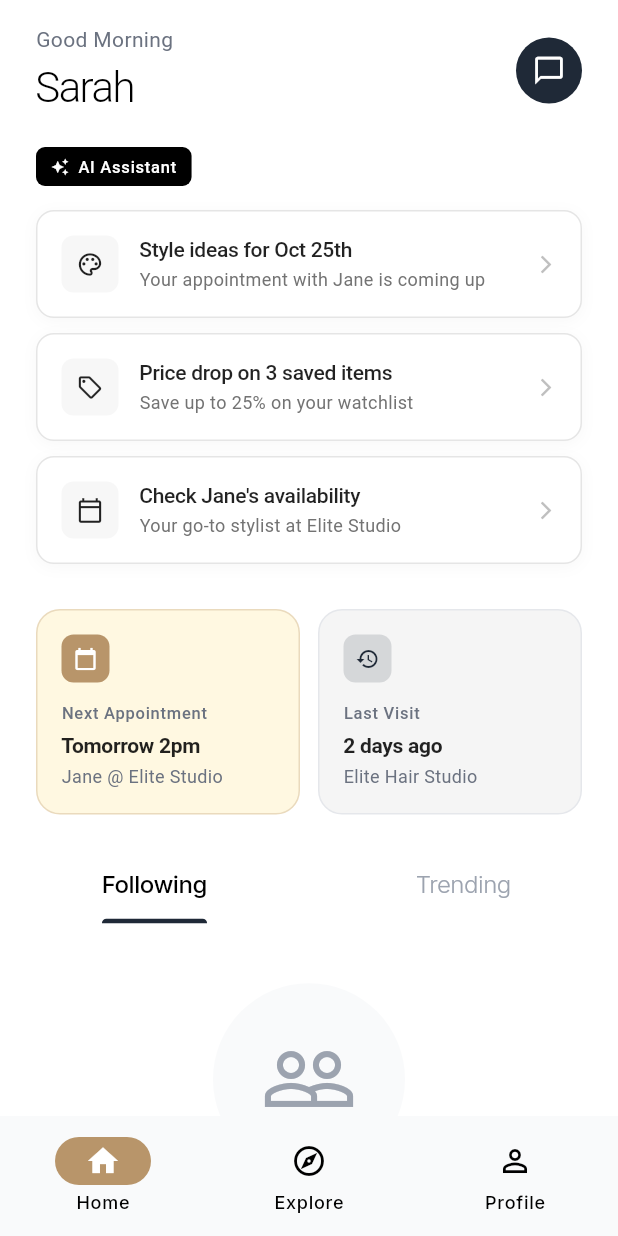
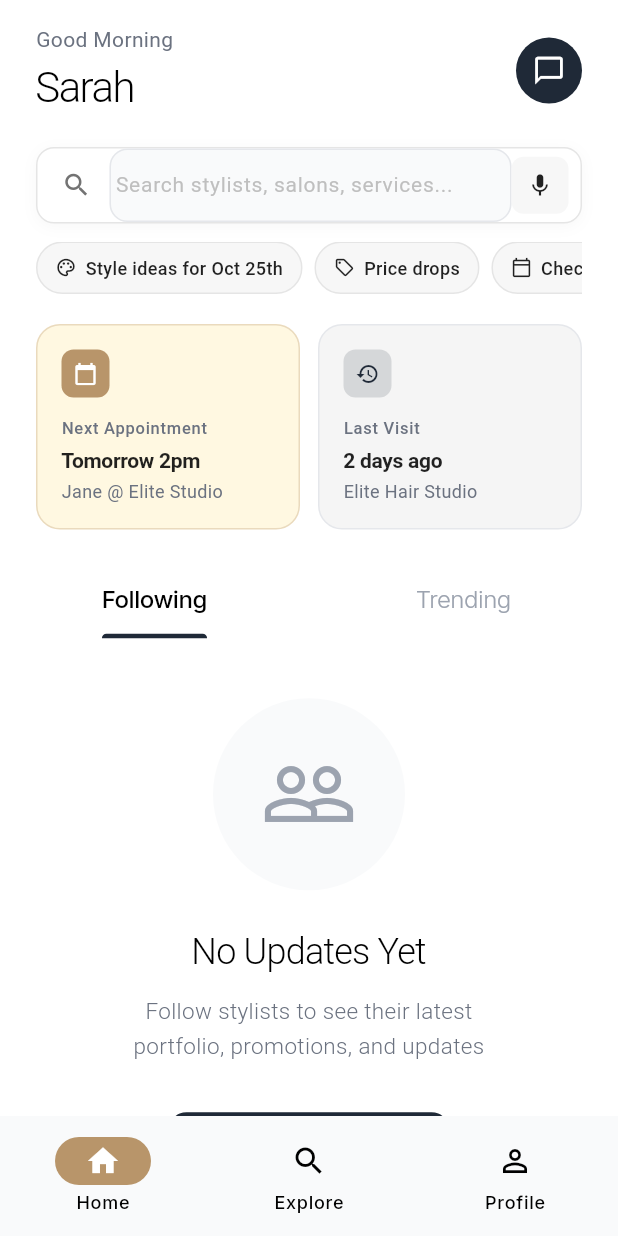
Before and after one commit to qunexadmin/Zelus, a Flutter app: the HomeScreen screen opened by its route, on a phone screen of 412 x 824 dp. Run offline on Flutter 3.47's test engine with Material 3 defaults, Android fonts, the phone set to English and light mode, and no system bars; our stand-ins replace cached_network_image, dio, flutter_riverpod, freezed_annotation, go_router, google_fonts and 4 more; accounts and stored records are empty; generated files the repository leaves out were written again; network calls fail.

Commit message:
Enhance DiscoverTab and PROJECT_OVERVIEW.md with new search features and UI improvements
- Introduced a Smart Search Box with voice input and contextual suggestion chips for a streamlined user experience.
- Updated the layout of the Smart Quick Actions row to include a cleaner design and improved interaction elements.
- Removed unnecessary gray dividers for a more minimalistic appearance.
- Documented the new features and design changes in PROJECT_OVERVIEW.md to reflect the latest updates.

```diff
--- a/mobile/lib/features/screens/discover_tab.dart
+++ b/mobile/lib/features/screens/discover_tab.dart
@@ -1588,66 +1588,16 @@ class _DiscoverTabState extends ConsumerState<DiscoverTab> with SingleTickerProv
     );
   }
 
-  // CLEAN AI-INSPIRED DESIGN
+  // SEARCH BOX WITH VOICE AND SUGGESTIONS
 
   Widget _buildSmartQuickActionsRow() {
-    final actions = _getSmartQuickActions();
-
     return Padding(
       padding: const EdgeInsets.symmetric(horizontal: 24),
       child: Column(
         crossAxisAlignment: CrossAxisAlignment.start,
         children: [
-          // Clean minimal header with AI badge
-          Row(
-            children: [
+          // Search Box with Voice Button
           Container(
-                padding: const EdgeInsets.symmetric(horizontal: 10, vertical: 5),
-                decoration: BoxDecoration(
-                  color: Colors.black,
-                  borderRadius: BorderRadius.circular(6),
-                ),
-                child: const Row(
-                  mainAxisSize: MainAxisSize.min,
-                  children: [
-                    Icon(Icons.auto_awesome, size: 12, color: Colors.white),
-                    SizedBox(width: 6),
-                    Text(
-                      'AI Assistant',
-                      style: TextStyle(
-                        fontSize: 11,
-                        fontWeight: FontWeight.w500,
-                        color: Colors.white,
-                        letterSpacing: 0.5,
-                      ),
-                    ),
-                  ],
-                ),
-              ),
-            ],
-          ),
-          const SizedBox(height: 16),
-
-          // Clean vertical cards
-          ...actions.map((action) => _buildCleanActionCard(
-            action['icon'] as IconData,
-            action['title'] as String,
-            action['subtitle'] as String?,
-            action['onTap'] as VoidCallback,
-          )).toList(),
-        ],
-      ),
-    );
-  }
-
-  Widget _buildCleanActionCard(IconData icon, String title, String? subtitle, VoidCallback onTap) {
-    return Padding(
-      padding: const EdgeInsets.only(bottom: 10),
-      child: InkWell(
-        onTap: onTap,
-        borderRadius: BorderRadius.circular(12),
-        child: Container(
-          padding: const EdgeInsets.all(16),
             decoration: BoxDecoration(
               color: Colors.white,
               borderRadius: BorderRadius.circular(12),
@@ -1662,46 +1612,108 @@ class _DiscoverTabState extends ConsumerState<DiscoverTab> with SingleTickerProv
             ),
             child: Row(
               children: [
-              Container(
+                const Padding(
+                  padding: EdgeInsets.only(left: 16, right: 12),
+                  child: Icon(Icons.search, color: Color(0xFF737373), size: 20),
+                ),
+                Expanded(
+                  child: TextField(
+                    controller: _searchController,
+                    onSubmitted: _handleSearch,
+                    decoration: const InputDecoration(
+                      hintText: 'Search stylists, salons, services...',
+                      hintStyle: TextStyle(
+                        fontSize: 14,
+                        color: Color(0xFFBFBFBF),
+                        fontWeight: FontWeight.w400,
+                      ),
+                      border: InputBorder.none,
+                      contentPadding: EdgeInsets.symmetric(vertical: 14),
+                    ),
+                    style: const TextStyle(
+                      fontSize: 14,
+                      color: Colors.black87,
+                    ),
+                  ),
+                ),
+                InkWell(
+                  onTap: () {
+                    HapticFeedback.lightImpact();
+                    // TODO: Implement voice search
+                    ScaffoldMessenger.of(context).showSnackBar(
+                      const SnackBar(content: Text('Voice search coming soon!')),
+                    );
+                  },
+                  borderRadius: BorderRadius.circular(8),
+                  child: Container(
+                    margin: const EdgeInsets.only(right: 8),
                     padding: const EdgeInsets.all(10),
                     decoration: BoxDecoration(
                       color: const Color(0xFFF7F7F7),
                       borderRadius: BorderRadius.circular(8),
                     ),
-                child: Icon(icon, size: 18, color: Colors.black87),
-              ),
-              const SizedBox(width: 14),
-              Expanded(
-                child: Column(
-                  crossAxisAlignment: CrossAxisAlignment.start,
-                  children: [
-                    Text(
-                      title,
+                    child: const Icon(Icons.mic, color: Colors.black87, size: 18),
+                  ),
+                ),
+              ],
+            ),
+          ),
+
+          const SizedBox(height: 12),
+
+          // Quick Suggestion Chips (One Line)
+          SingleChildScrollView(
+            scrollDirection: Axis.horizontal,
+            child: Row(
+              children: [
+                _buildSuggestionChip(Icons.palette_outlined, 'Style ideas for Oct 25th', () {
+                  HapticFeedback.lightImpact();
+                  _searchController.text = 'Style ideas';
+                  _handleSearch('Style ideas');
+                }),
+                const SizedBox(width: 8),
+                _buildSuggestionChip(Icons.local_offer_outlined, 'Price drops', () {
+                  HapticFeedback.lightImpact();
+                  context.push('/collections');
+                }),
+                const SizedBox(width: 8),
+                _buildSuggestionChip(Icons.calendar_today_outlined, 'Check Jane\'s availability', () {
+                  HapticFeedback.lightImpact();
+                  context.push('/chat', extra: {'prompt': 'Check Jane Smith availability'});
+                }),
+              ],
+            ),
+          ),
+        ],
+      ),
+    );
+  }
+
+  Widget _buildSuggestionChip(IconData icon, String label, VoidCallback onTap) {
+    return InkWell(
+      onTap: onTap,
+      borderRadius: BorderRadius.circular(20),
+      child: Container(
+        padding: const EdgeInsets.symmetric(horizontal: 12, vertical: 8),
+        decoration: BoxDecoration(
+          color: const Color(0xFFF7F7F7),
+          borderRadius: BorderRadius.circular(20),
+          border: Border.all(color: const Color(0xFFE5E5E5), width: 1),
+        ),
+        child: Row(
+          mainAxisSize: MainAxisSize.min,
+          children: [
+            Icon(icon, size: 14, color: Colors.black87),
+            const SizedBox(width: 6),
+            Text(
+              label,
               style: const TextStyle(
-                        fontSize: 14,
+                fontSize: 12,
                 fontWeight: FontWeight.w500,
                 color: Colors.black87,
-                        letterSpacing: -0.2,
-                        height: 1.3,
-                      ),
-                    ),
-                    if (subtitle != null) ...[
-                      const SizedBox(height: 2),
-                      Text(
-                        subtitle,
-                        style: const TextStyle(
-                          fontSize: 12,
-                          fontWeight: FontWeight.w400,
-                          color: Color(0xFF737373),
-                        ),
-                      ),
-                    ],
-                  ],
-                ),
-              ),
-              const Icon(Icons.arrow_forward_ios, size: 14, color: Color(0xFFBFBFBF)),
-            ],
-          ),
+              ),
+            ),
+          ],
         ),
       ),
     );
--- a/mobile/lib/features/screens/home_screen.dart
+++ b/mobile/lib/features/screens/home_screen.dart
@@ -42,8 +42,8 @@ class _HomeScreenState extends ConsumerState<HomeScreen> {
             label: 'Home',
           ),
           NavigationDestination(
-            icon: Icon(Icons.explore_outlined),
-            selectedIcon: Icon(Icons.explore),
+            icon: Icon(Icons.search),
+            selectedIcon: Icon(Icons.search),
             label: 'Explore',
           ),
           NavigationDestination(
```
Also changed, not shown: 1 other file. Lines whose indentation alone changed are shown as unchanged.
